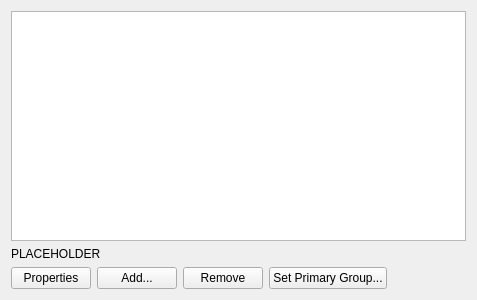
This is src/admc/tabs/membership_tab.ui in altlinux/admc as Qt 5 draws it before an edit. The edited form follows.
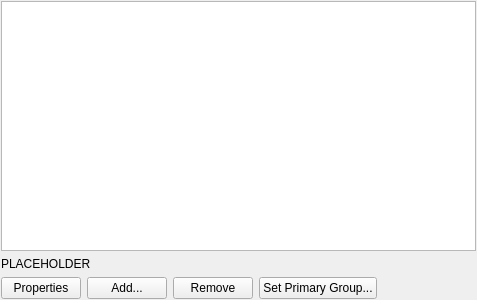
This is the edited form.

Commit message: Layout indents in membership ("Member of"/"Группа") tab is removed.

Patch:
```diff
--- a/src/admc/tabs/membership_tab.ui
+++ b/src/admc/tabs/membership_tab.ui
@@ -14,6 +14,18 @@
    <string notr="true">Form</string>
   </property>
   <layout class="QVBoxLayout" name="verticalLayout">
+   <property name="leftMargin">
+    <number>1</number>
+   </property>
+   <property name="topMargin">
+    <number>1</number>
+   </property>
+   <property name="rightMargin">
+    <number>1</number>
+   </property>
+   <property name="bottomMargin">
+    <number>1</number>
+   </property>
    <item>
     <widget class="QTreeView" name="view">
      <property name="contextMenuPolicy">
```
